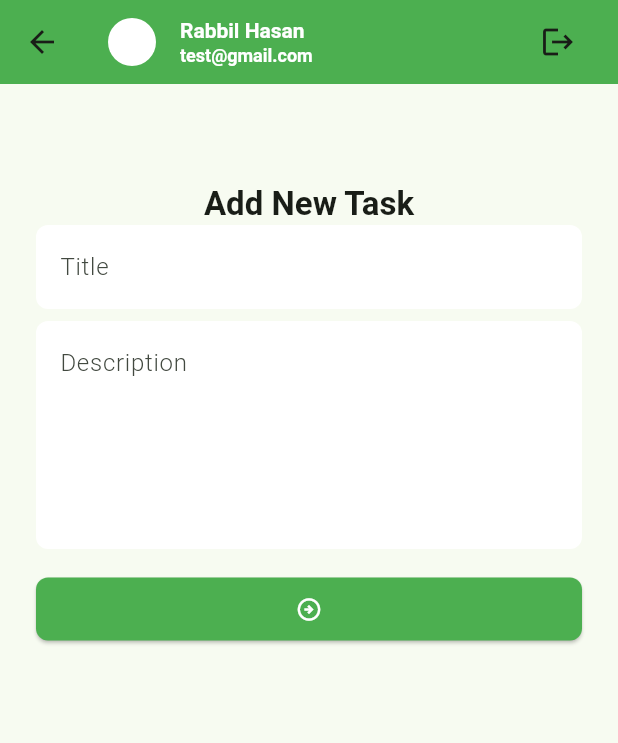
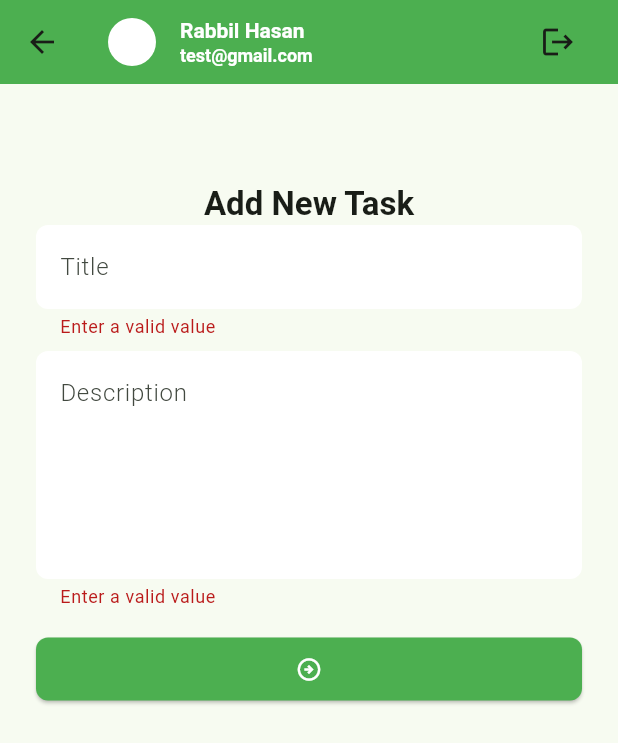
Before and after one commit to Anisur-Rahman-Naeem/Ostad_task_Manager_project, a Flutter app: the AddNewTaskScreen screen opened directly, after a tap on the "arrow circle right" icon, on a phone screen of 412 x 824 dp. Shown: the top 743 px of the screen. Run offline on Flutter 3.47's test engine with Material 3 defaults, Android fonts, the phone set to English and light mode, and no system bars; our stand-ins replace flutter_svg, pin_code_fields, shared_preferences; accounts and stored records are empty.

Commit message:
create task api integrated

```diff
--- a/lib/app.dart
+++ b/lib/app.dart
@@ -5,9 +5,12 @@ import 'package:task_manager/ui/utils/app_colors.dart';
 class TaskManager extends StatelessWidget {
   const TaskManager({super.key});
 
+  static GlobalKey<NavigatorState> navigatorKey = GlobalKey<NavigatorState>();
+
   @override
   Widget build(BuildContext context) {
     return MaterialApp(
+      navigatorKey: TaskManager.navigatorKey,
       home: const SplashScreen(),
       theme: ThemeData(
         colorSchemeSeed: AppColors.themeColor,
--- a/lib/data/utils/urls.dart
+++ b/lib/data/utils/urls.dart
@@ -2,4 +2,6 @@ class Urls {
   static const String _baseUrl = 'http://152.42.163.176:2006/api/v1';
   static const String registration = '$_baseUrl/Registration';
   static const String login = '$_baseUrl/Login';
+  static const String addNewTask = '$_baseUrl/createTask';
+
 }
--- a/lib/ui/screens/add_new_task_screen.dart
+++ b/lib/ui/screens/add_new_task_screen.dart
@@ -1,4 +1,9 @@
 import 'package:flutter/material.dart';
+import 'package:task_manager/data/models/network_response.dart';
+import 'package:task_manager/data/services/network_caller.dart';
+import 'package:task_manager/data/utils/urls.dart';
+import 'package:task_manager/ui/widgets/centered_circular_progress_indicator.dart';
+import 'package:task_manager/ui/widgets/snack_bar_message.dart';
 import 'package:task_manager/ui/widgets/tm_app_bar.dart';
 
 class AddNewTaskScreen extends StatefulWidget {
@@ -9,6 +14,12 @@ class AddNewTaskScreen extends StatefulWidget {
 }
 
 class _AddNewTaskScreenState extends State<AddNewTaskScreen> {
+  final TextEditingController _titleTEController = TextEditingController();
+  final TextEditingController _descriptionTEController =
+      TextEditingController();
+  final GlobalKey<FormState> _formKey = GlobalKey<FormState>();
+  bool _addNewTaskInProgress = false;
+
   @override
   Widget build(BuildContext context) {
     return Scaffold(
@@ -16,32 +27,88 @@ class _AddNewTaskScreenState extends State<AddNewTaskScreen> {
       body: SingleChildScrollView(
         child: Padding(
           padding: const EdgeInsets.all(24),
+          child: Form(
+            key: _formKey,
             child: Column(
               children: [
                 const SizedBox(height: 42),
-              Text('Add New Task',style: Theme.of(context).textTheme.titleLarge?.copyWith(
-                fontWeight: FontWeight.w600
-              ),
+                Text(
+                  'Add New Task',
+                  style: Theme.of(context)
+                      .textTheme
+                      .titleLarge
+                      ?.copyWith(fontWeight: FontWeight.w600),
                 ),
                 TextFormField(
-                decoration: const InputDecoration(
-                  hintText: 'Title'
-                ),
+                  controller: _titleTEController,
+                  decoration: const InputDecoration(hintText: 'Title'),
+                  validator: (String? value) {
+                    if (value?.trim().isEmpty ?? true) {
+                      return "Enter a valid value";
+                    }
+
+                    return null;
+                  },
                 ),
                 const SizedBox(height: 8),
                 TextFormField(
+                  controller: _descriptionTEController,
                   maxLines: 5,
-                decoration: const InputDecoration(
-                  hintText: 'Description'
-                ),
+                  decoration: const InputDecoration(hintText: 'Description'),
+                  validator: (String? value) {
+                    if (value?.trim().isEmpty ?? true) {
+                      return "Enter a valid value";
+                    }
+                    return null;
+                  },
                 ),
                 const SizedBox(height: 16),
-              ElevatedButton(onPressed: (){}, child: const Icon(Icons.arrow_circle_right_outlined),
+                Visibility(
+                  visible: !_addNewTaskInProgress,
+                  replacement: const CenteredCircularProgressIndicator(),
+                  child: ElevatedButton(
+                    onPressed: _onTapSubmitButton,
+                    child: const Icon(Icons.arrow_circle_right_outlined),
+                  ),
                 )
               ],
             ),
           ),
         ),
+      ),
     );
   }
+
+  void _onTapSubmitButton() {
+    if (_formKey.currentState!.validate()) {
+      //TODO: this line still needs to be cleared
+      _addNewTask();
     }
+  }
+
+  Future<void> _addNewTask() async {
+    _addNewTaskInProgress = true;
+    setState(() {});
+    Map<String, dynamic> requestBody = {
+      'title': _titleTEController.text.trim(),
+      'description': _descriptionTEController.text.trim(),
+      'status': 'New',
+    };
+    final NetworkResponse response = await NetworkCaller.postRequest(
+        url: Urls.addNewTask, body: requestBody);
+    _addNewTaskInProgress = false;
+    setState(() {});
+
+    if (response.isSuccess) {
+      _clearTextFields();
+      showSnackBarMessage(context, 'New task added!');
+    } else {
+      showSnackBarMessage(context, response.errorMessage, true);
+    }
+  }
+
+  void _clearTextFields() {
+    _titleTEController.clear();
+    _descriptionTEController.clear();
+  }
+}
--- a/lib/ui/screens/sign_in_screen.dart
+++ b/lib/ui/screens/sign_in_screen.dart
@@ -21,8 +21,8 @@ class SignInScreen extends StatefulWidget {
 
 class _SignInScreenState extends State<SignInScreen> {
   final GlobalKey<FormState> _formKey = GlobalKey<FormState>();
-  TextEditingController _emailTEController = TextEditingController();
-  TextEditingController _passwordTEController = TextEditingController();
+  final TextEditingController _emailTEController = TextEditingController();
+  final TextEditingController _passwordTEController = TextEditingController();
   bool _inProgress = false;
 
   @override
--- a/pubspec.yaml
+++ b/pubspec.yaml
@@ -35,7 +35,6 @@ flutter:
   # To add assets to your application, add an assets section, like this:
   assets:
     - assets/images/
-
   # An image asset can refer to one or more resolution-specific "variants", see
   # https://flutter.dev/to/resolution-aware-images
 
```
Also changed, not shown: lib/data/services/network_caller.dart (+37 -3 lines), pubspec.lock, 4 other files. Lines whose indentation alone changed are shown as unchanged.
